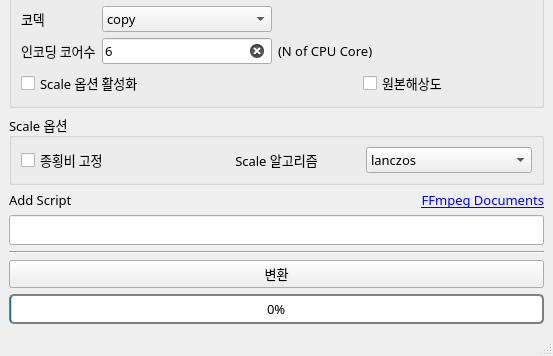
First picture: the form in hapconvert.ui, repository movenine/serverutils, before the edit; both pictures show x 0 to 553 and y 366 to 722 of the 553 by 722 pixel window.
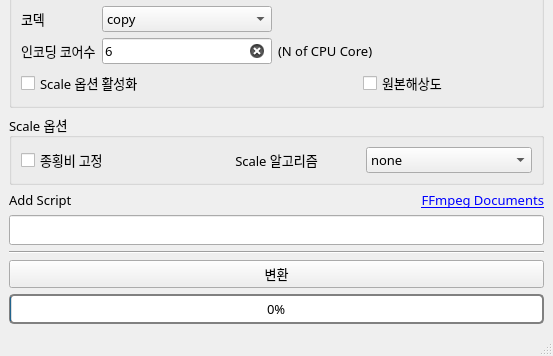
Second picture: the form after the edit.

Patch:
```diff
--- a/hapconvert.ui
+++ b/hapconvert.ui
@@ -377,9 +377,11 @@
          <property name="toolTip">
           <string>&lt;html&gt;&lt;head/&gt;&lt;body&gt;&lt;p&gt;&lt;span style=&quot; color:#00000f;&quot;&gt;FFmpeg Scaler 알고리즘&lt;/span&gt;&lt;/p&gt;&lt;p&gt;&lt;span style=&quot; color:#00000f;&quot;&gt;도움말 -&amp;gt; FFmpeg Documents를 참조하세요&lt;/span&gt;&lt;/p&gt;&lt;/body&gt;&lt;/html&gt;</string>
          </property>
-         <property name="currentText">
-          <string>lanczos</string>
-         </property>
+         <item>
+          <property name="text">
+           <string>none</string>
+          </property>
+         </item>
          <item>
           <property name="text">
            <string>lanczos</string>
```
Left out of the diff: 50 changed lines with no effect on the pictures.
